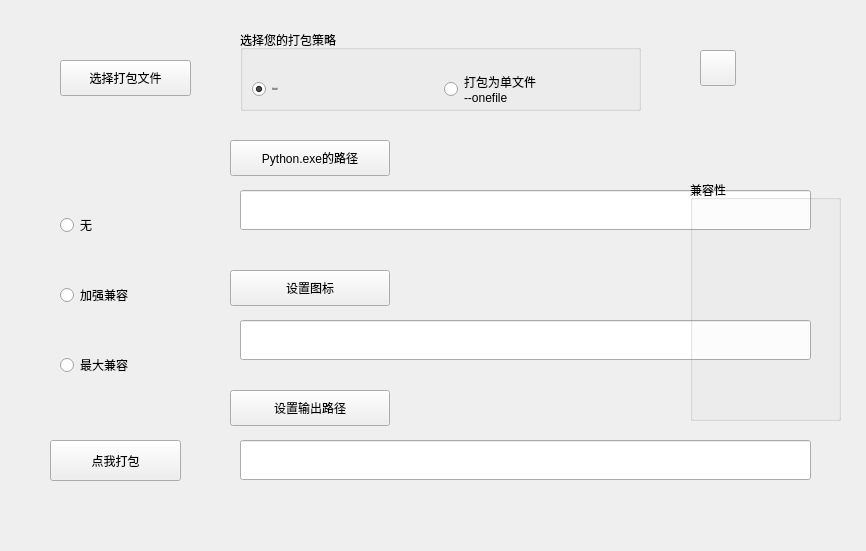
This is ui/basic_page_old.ui in 271374667/NuitkaGUI as Qt 5 draws it before an edit. The edited form follows.
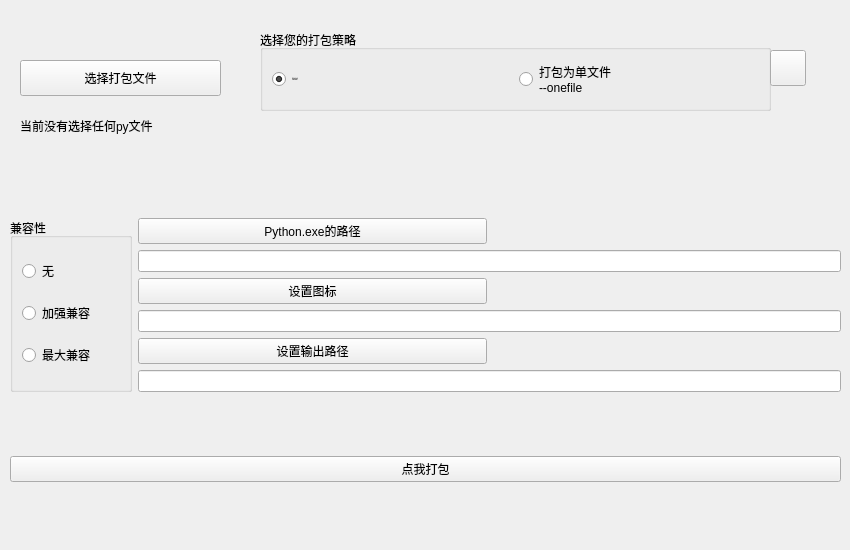
This is the edited form. Icons and pictures are not drawn. Custom widgets are drawn as their Qt base class.

The edit to the form file:
```diff
--- a/ui/basic_page_old.ui
+++ b/ui/basic_page_old.ui
@@ -6,44 +6,19 @@
    <rect>
     <x>0</x>
     <y>0</y>
-    <width>866</width>
-    <height>551</height>
+    <width>850</width>
+    <height>550</height>
    </rect>
   </property>
   <property name="windowTitle">
    <string>home_page</string>
   </property>
-  <widget class="FilledPushButton" name="btnStart">
-   <property name="geometry">
-    <rect>
-     <x>50</x>
-     <y>440</y>
-     <width>131</width>
-     <height>41</height>
-    </rect>
-   </property>
-   <property name="toolTip">
-    <string>点击这个按钮就会开始打包，通常需要等待一段时间</string>
-   </property>
-   <property name="statusTip">
-    <string>点击这里设置输出路径，不过一般都会默认output文件夹</string>
-   </property>
-   <property name="whatsThis">
-    <string>点击这里设置输出路径，不过一般都会默认output文件夹</string>
-   </property>
-   <property name="text">
-    <string>点我打包</string>
-   </property>
-   <property name="borderRadius">
-    <number>10</number>
-   </property>
-  </widget>
   <widget class="ElevatedPushButton" name="btnGetPy">
    <property name="geometry">
     <rect>
-     <x>60</x>
+     <x>20</x>
      <y>60</y>
-     <width>131</width>
+     <width>201</width>
      <height>36</height>
     </rect>
    </property>
@@ -66,9 +41,9 @@
   <widget class="QGroupBox" name="groupBox">
    <property name="geometry">
     <rect>
-     <x>240</x>
+     <x>260</x>
      <y>30</y>
-     <width>401</width>
+     <width>511</width>
      <height>81</height>
     </rect>
    </property>
@@ -81,7 +56,7 @@
       <property name="minimumSize">
        <size>
         <width>0</width>
-        <height>50</height>
+        <height>30</height>
        </size>
       </property>
       <property name="maximumSize">
@@ -129,7 +104,7 @@
       <property name="minimumSize">
        <size>
         <width>0</width>
-        <height>50</height>
+        <height>30</height>
        </size>
       </property>
       <property name="maximumSize">
@@ -158,7 +133,7 @@
   <widget class="TransparentToolButton" name="toolButton">
    <property name="geometry">
     <rect>
-     <x>700</x>
+     <x>770</x>
      <y>50</y>
      <width>36</width>
      <height>36</height>
@@ -184,28 +159,52 @@
     <bool>false</bool>
    </property>
   </widget>
+  <widget class="CaptionLabel" name="LinePyFilePath">
+   <property name="geometry">
+    <rect>
+     <x>20</x>
+     <y>110</y>
+     <width>401</width>
+     <height>31</height>
+    </rect>
+   </property>
+   <property name="text">
+    <string>当前没有选择任何py文件</string>
+   </property>
+  </widget>
+  <widget class="QWidget" name="">
+   <property name="geometry">
+    <rect>
+     <x>10</x>
+     <y>160</y>
+     <width>831</width>
+     <height>381</height>
+    </rect>
+   </property>
+   <layout class="QVBoxLayout" name="verticalLayout_2">
+    <item>
+     <layout class="QHBoxLayout" name="horizontalLayout_2">
+      <item>
+       <widget class="QGroupBox" name="groupBox_2">
+        <property name="maximumSize">
+         <size>
+          <width>122</width>
+          <height>16777215</height>
+         </size>
+        </property>
+        <property name="title">
+         <string>兼容性</string>
+        </property>
+        <layout class="QVBoxLayout" name="verticalLayout">
+         <item>
   <widget class="RadioButton" name="RBJRNone">
-   <property name="geometry">
-    <rect>
-     <x>60</x>
-     <y>210</y>
-     <width>116</width>
-     <height>30</height>
-    </rect>
-   </property>
    <property name="text">
     <string>无</string>
    </property>
   </widget>
+         </item>
+         <item>
   <widget class="RadioButton" name="RBJRHigh">
-   <property name="geometry">
-    <rect>
-     <x>60</x>
-     <y>280</y>
-     <width>116</width>
-     <height>30</height>
-    </rect>
-   </property>
    <property name="toolTip">
     <string>该功能测试中</string>
    </property>
@@ -219,15 +218,9 @@
     <string>加强兼容</string>
    </property>
   </widget>
+         </item>
+         <item>
   <widget class="RadioButton" name="RBJRTop">
-   <property name="geometry">
-    <rect>
-     <x>60</x>
-     <y>350</y>
-     <width>116</width>
-     <height>30</height>
-    </rect>
-   </property>
    <property name="toolTip">
     <string>该功能测试中</string>
    </property>
@@ -241,28 +234,27 @@
     <string>最大兼容</string>
    </property>
   </widget>
-  <widget class="TonalPushButton" name="BTNPythonExePath">
-   <property name="geometry">
-    <rect>
-     <x>230</x>
-     <y>140</y>
-     <width>160</width>
-     <height>36</height>
-    </rect>
-   </property>
-   <property name="text">
-    <string>Python.exe的路径</string>
-   </property>
-  </widget>
+         </item>
+        </layout>
+       </widget>
+      </item>
+      <item>
+       <layout class="QGridLayout" name="gridLayout">
+        <item row="1" column="0" colspan="2">
+         <widget class="LineEdit" name="LEPythonExePath">
+          <property name="toolTip">
+           <string>点击这里可以设置python.exe的路径</string>
+          </property>
+          <property name="statusTip">
+           <string>点击这里可以设置python.exe的路径</string>
+          </property>
+          <property name="whatsThis">
+           <string>点击这里可以设置python.exe的路径</string>
+          </property>
+         </widget>
+        </item>
+        <item row="2" column="0">
   <widget class="TonalPushButton" name="BTNSetIcon">
-   <property name="geometry">
-    <rect>
-     <x>230</x>
-     <y>270</y>
-     <width>160</width>
-     <height>36</height>
-    </rect>
-   </property>
    <property name="toolTip">
     <string>点击这里可以设置打包之后Exe的图标</string>
    </property>
@@ -276,15 +268,9 @@
     <string>设置图标</string>
    </property>
   </widget>
+        </item>
+        <item row="4" column="0">
   <widget class="TonalPushButton" name="BTNSetOutputPath">
-   <property name="geometry">
-    <rect>
-     <x>230</x>
-     <y>390</y>
-     <width>160</width>
-     <height>36</height>
-    </rect>
-   </property>
    <property name="toolTip">
     <string>点击这里设置输出路径，不过一般都会默认output文件夹</string>
    </property>
@@ -298,53 +284,29 @@
     <string>设置输出路径</string>
    </property>
   </widget>
-  <widget class="LineEdit" name="LEPythonExePath">
-   <property name="geometry">
-    <rect>
-     <x>240</x>
-     <y>190</y>
-     <width>571</width>
-     <height>40</height>
-    </rect>
-   </property>
-   <property name="toolTip">
-    <string>点击这里可以设置python.exe的路径</string>
-   </property>
-   <property name="statusTip">
-    <string>点击这里可以设置python.exe的路径</string>
-   </property>
-   <property name="whatsThis">
-    <string>点击这里可以设置python.exe的路径</string>
-   </property>
-  </widget>
-  <widget class="LineEdit" name="LEIcon">
-   <property name="geometry">
-    <rect>
-     <x>240</x>
-     <y>320</y>
-     <width>571</width>
-     <height>40</height>
-    </rect>
-   </property>
-   <property name="toolTip">
-    <string>点击这里设置输出路径，不过一般都会默认output文件夹</string>
-   </property>
-   <property name="statusTip">
-    <string>点击这里设置输出路径，不过一般都会默认output文件夹</string>
-   </property>
-   <property name="whatsThis">
-    <string>点击这里设置输出路径，不过一般都会默认output文件夹</string>
-   </property>
-  </widget>
+        </item>
+        <item row="5" column="0" colspan="2">
   <widget class="LineEdit" name="LEOutpuPath">
-   <property name="geometry">
-    <rect>
-     <x>240</x>
-     <y>440</y>
-     <width>571</width>
-     <height>40</height>
-    </rect>
-   </property>
+          <property name="toolTip">
+           <string>点击这里设置输出路径，不过一般都会默认output文件夹</string>
+          </property>
+          <property name="statusTip">
+           <string>点击这里设置输出路径，不过一般都会默认output文件夹</string>
+          </property>
+          <property name="whatsThis">
+           <string>点击这里设置输出路径，不过一般都会默认output文件夹</string>
+          </property>
+         </widget>
+        </item>
+        <item row="0" column="0">
+         <widget class="TonalPushButton" name="BTNPythonExePath">
+          <property name="text">
+           <string>Python.exe的路径</string>
+          </property>
+         </widget>
+        </item>
+        <item row="3" column="0" colspan="2">
+         <widget class="LineEdit" name="LEIcon">
    <property name="toolTip">
     <string>点击这里设置输出路径，不过一般都会默认output文件夹</string>
    </property>
@@ -355,18 +317,31 @@
     <string>点击这里设置输出路径，不过一般都会默认output文件夹</string>
    </property>
   </widget>
-  <widget class="QGroupBox" name="groupBox_2">
-   <property name="geometry">
-    <rect>
-     <x>690</x>
-     <y>180</y>
-     <width>151</width>
-     <height>241</height>
-    </rect>
-   </property>
-   <property name="title">
-    <string>兼容性</string>
-   </property>
+        </item>
+       </layout>
+      </item>
+     </layout>
+    </item>
+    <item>
+     <widget class="FilledPushButton" name="btnStart">
+      <property name="toolTip">
+       <string>点击这个按钮就会开始打包，通常需要等待一段时间</string>
+      </property>
+      <property name="statusTip">
+       <string>点击这里设置输出路径，不过一般都会默认output文件夹</string>
+      </property>
+      <property name="whatsThis">
+       <string>点击这里设置输出路径，不过一般都会默认output文件夹</string>
+      </property>
+      <property name="text">
+       <string>点我打包</string>
+      </property>
+      <property name="borderRadius">
+       <number>10</number>
+      </property>
+     </widget>
+    </item>
+   </layout>
   </widget>
  </widget>
  <customwidgets>
@@ -395,6 +370,11 @@
    <extends>QRadioButton</extends>
    <header>qmaterialwidgets</header>
   </customwidget>
+  <customwidget>
+   <class>CaptionLabel</class>
+   <extends>QLabel</extends>
+   <header>qmaterialwidgets</header>
+  </customwidget>
   <customwidget>
    <class>LineEdit</class>
    <extends>QLineEdit</extends>
```
Left out of the diff: 2 changed lines with no effect on the pictures. Lines whose indentation alone changed are shown as unchanged.
